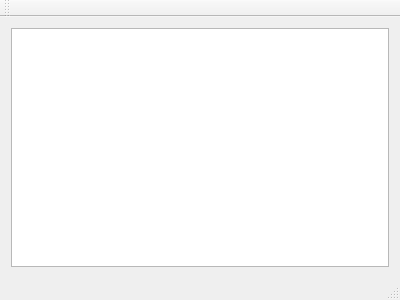
davidweisgerber/taganalyzer, file mainwindow.ui: the form before one commit.
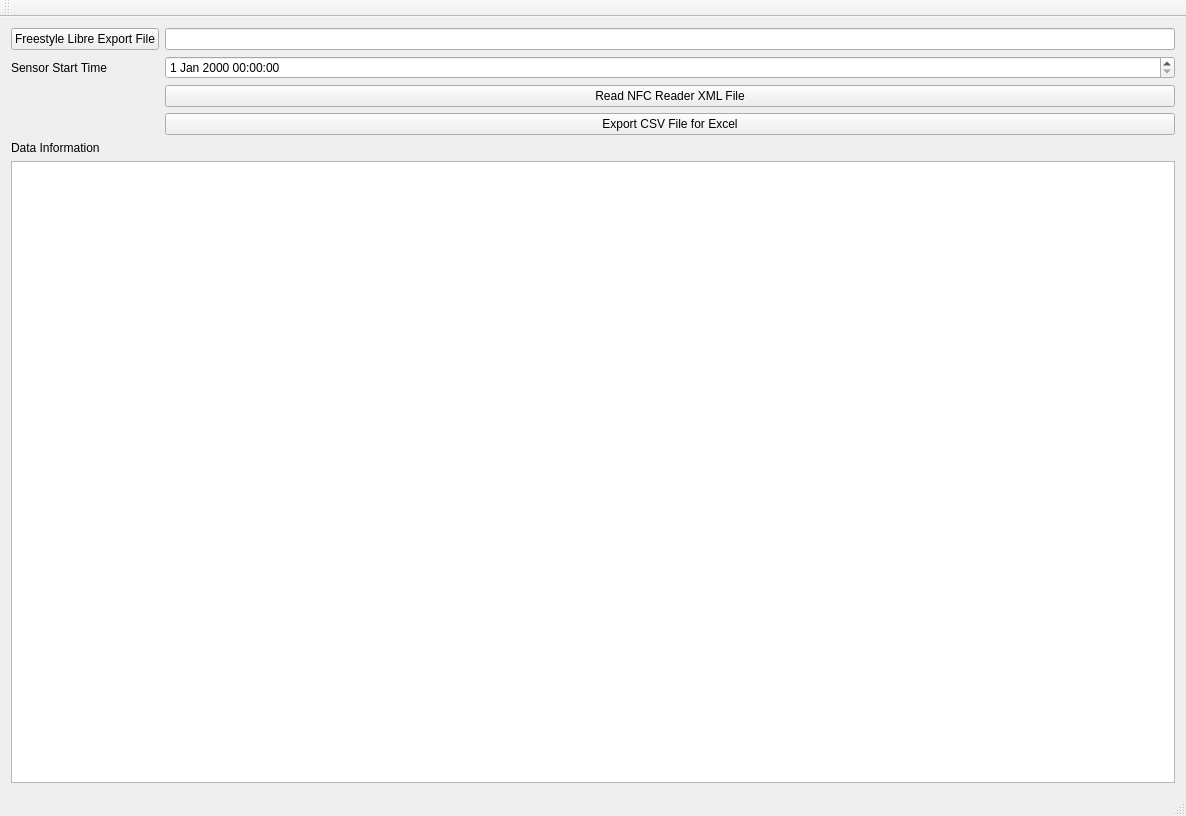
The form after the commit.

Commit message: Added code to read Abbott Software exported files. Changed structure so that graphical analysis is made possible

```diff
--- a/mainwindow.ui
+++ b/mainwindow.ui
@@ -6,17 +6,72 @@
    <rect>
     <x>0</x>
     <y>0</y>
-    <width>400</width>
-    <height>300</height>
+    <width>1186</width>
+    <height>816</height>
    </rect>
   </property>
   <property name="windowTitle">
    <string>Tag Analyzer</string>
   </property>
   <widget class="QWidget" name="centralWidget">
-   <layout class="QHBoxLayout" name="horizontalLayout">
+   <layout class="QVBoxLayout" name="verticalLayout">
+    <item>
+     <layout class="QFormLayout" name="formLayout">
+      <item row="0" column="0">
+       <widget class="QPushButton" name="freestyleLibreFileButton">
+        <property name="text">
+         <string>Freestyle Libre Export File</string>
+        </property>
+       </widget>
+      </item>
+      <item row="0" column="1">
+       <widget class="QLineEdit" name="freestyleLibreLineEdit">
+        <property name="readOnly">
+         <bool>true</bool>
+        </property>
+       </widget>
+      </item>
+      <item row="1" column="1">
+       <widget class="QDateTimeEdit" name="startTimeEdit"/>
+      </item>
+      <item row="1" column="0">
+       <widget class="QLabel" name="label">
+        <property name="text">
+         <string>Sensor Start Time</string>
+        </property>
+       </widget>
+      </item>
+      <item row="2" column="1">
+       <widget class="QPushButton" name="readXMLFileButton">
+        <property name="text">
+         <string>Read NFC Reader XML File</string>
+        </property>
+       </widget>
+      </item>
+      <item row="3" column="1">
+       <widget class="QPushButton" name="exportCSVButton">
+        <property name="text">
+         <string>Export CSV File for Excel</string>
+        </property>
+       </widget>
+      </item>
+     </layout>
+    </item>
+    <item>
+     <widget class="QLabel" name="label_2">
+      <property name="text">
+       <string>Data Information</string>
+      </property>
+     </widget>
+    </item>
     <item>
      <widget class="QPlainTextEdit" name="textEdit">
+      <property name="sizePolicy">
+       <sizepolicy hsizetype="Expanding" vsizetype="Expanding">
+        <horstretch>0</horstretch>
+        <verstretch>1</verstretch>
+       </sizepolicy>
+      </property>
       <property name="font">
        <font>
         <family>Courier New</family>
```
Left out of the diff: 4 changed lines with no effect on the pictures. The commit also changes 9 other files.
